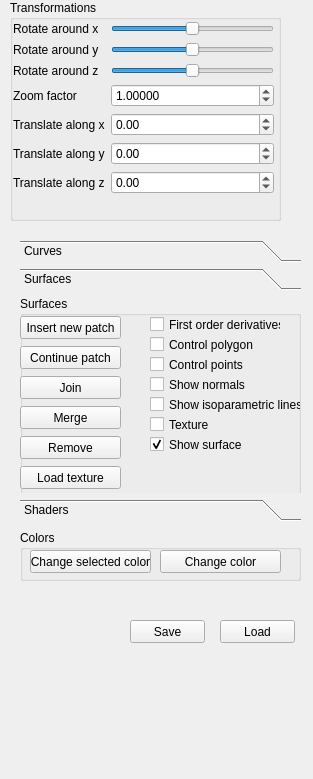
Lasoloz/cagd-assignments, file QtFramework/GUI/SideWidget.ui: the form before one commit.
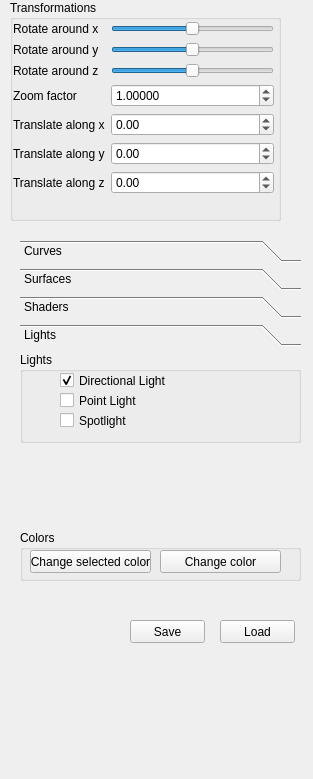
The form after the commit.

Commit message: [project] Adding lights

```diff
--- a/QtFramework/GUI/SideWidget.ui
+++ b/QtFramework/GUI/SideWidget.ui
@@ -233,7 +233,7 @@
     <bool>false</bool>
    </property>
    <property name="currentIndex">
-    <number>1</number>
+    <number>3</number>
    </property>
    <widget class="QWidget" name="curvesPage">
     <property name="geometry">
@@ -403,7 +403,7 @@
       <x>0</x>
       <y>0</y>
       <width>281</width>
-      <height>200</height>
+      <height>173</height>
      </rect>
     </property>
     <attribute name="label">
@@ -491,12 +491,12 @@
        <rect>
         <x>130</x>
         <y>20</y>
-        <width>131</width>
+        <width>151</width>
         <height>17</height>
        </rect>
       </property>
       <property name="text">
-       <string>First order derivatives</string>
+       <string>U-V first order derivatives</string>
       </property>
      </widget>
      <widget class="QCheckBox" name="showNormals">
@@ -788,6 +788,66 @@
      </widget>
     </widget>
    </widget>
+   <widget class="QWidget" name="page">
+    <attribute name="label">
+     <string>Lights</string>
+    </attribute>
+    <widget class="QGroupBox" name="groupBox_5">
+     <property name="geometry">
+      <rect>
+       <x>0</x>
+       <y>0</y>
+       <width>281</width>
+       <height>91</height>
+      </rect>
+     </property>
+     <property name="title">
+      <string>Lights</string>
+     </property>
+     <widget class="QCheckBox" name="dirLight">
+      <property name="geometry">
+       <rect>
+        <x>40</x>
+        <y>20</y>
+        <width>151</width>
+        <height>17</height>
+       </rect>
+      </property>
+      <property name="text">
+       <string>Directional Light</string>
+      </property>
+      <property name="checked">
+       <bool>true</bool>
+      </property>
+     </widget>
+     <widget class="QCheckBox" name="pointLight">
+      <property name="geometry">
+       <rect>
+        <x>40</x>
+        <y>40</y>
+        <width>171</width>
+        <height>17</height>
+       </rect>
+      </property>
+      <property name="text">
+       <string>Point Light</string>
+      </property>
+     </widget>
+     <widget class="QCheckBox" name="spotLight">
+      <property name="geometry">
+       <rect>
+        <x>40</x>
+        <y>60</y>
+        <width>70</width>
+        <height>17</height>
+       </rect>
+      </property>
+      <property name="text">
+       <string>Spotlight</string>
+      </property>
+     </widget>
+    </widget>
+   </widget>
   </widget>
   <widget class="QGroupBox" name="customizeColor">
    <property name="geometry">
```
Left out of the diff: 6 changed lines with no effect on the pictures. The commit also changes 7 other files.
